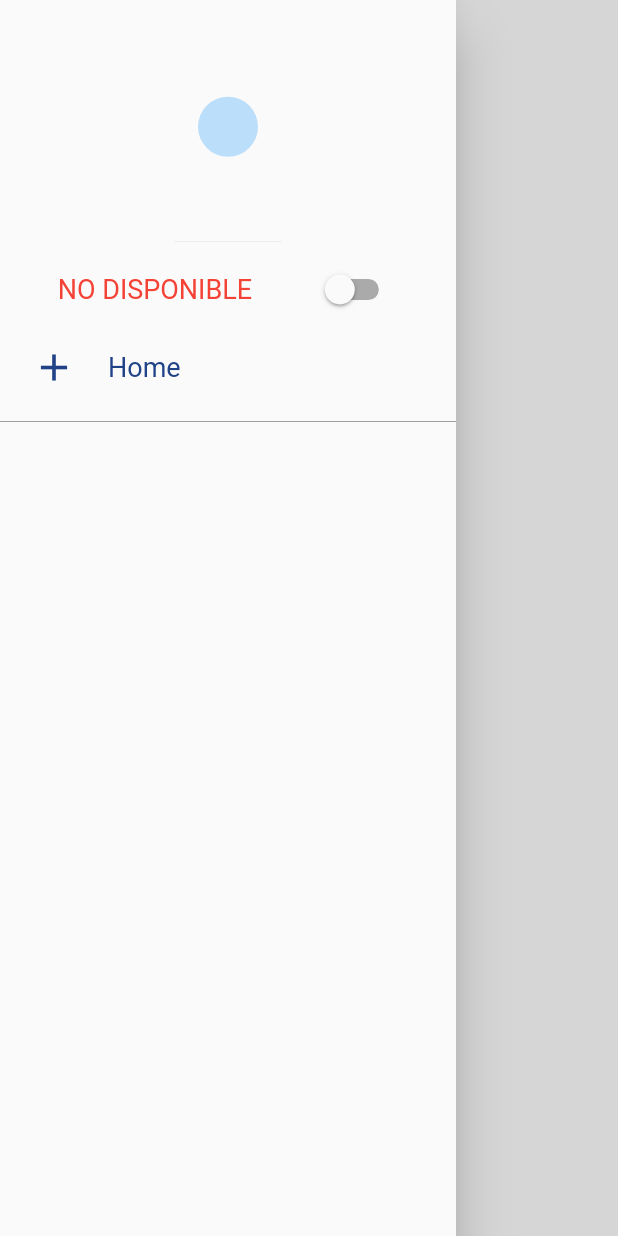
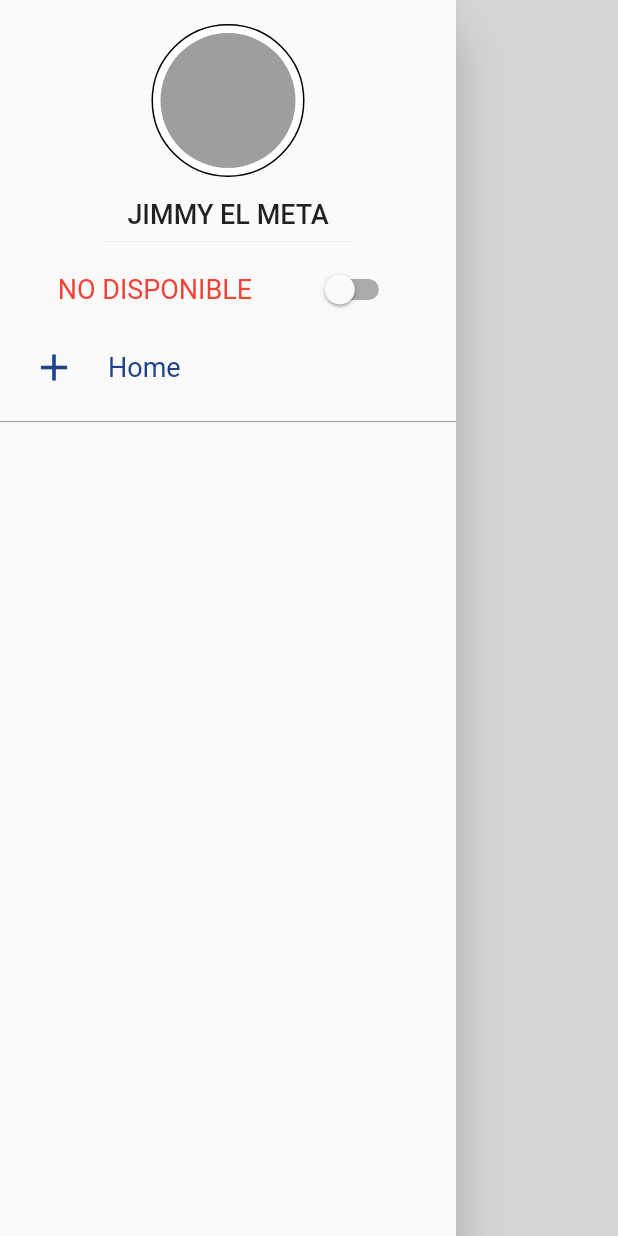
Before and after one commit to AndresitoStar/dtaxi_driver_flutter, a Flutter app: the AppDrawer widget shown alone on an empty page, opened directly, on a phone screen of 412 x 824 dp. Run offline on Flutter 3.47's test engine with Material 2 defaults, Android fonts, the phone set to English and light mode, and no system bars.

Commit message:
Avatar layout in drawer

```diff
--- a/lib/src/common/app_drawer.dart
+++ b/lib/src/common/app_drawer.dart
@@ -14,7 +14,26 @@ class _AppDrawerState extends State<AppDrawer> {
       child: Column(
         children: <Widget>[
           DrawerHeader(
-            child: CircleAvatar(),
+            child: Column(
+              mainAxisAlignment: MainAxisAlignment.spaceBetween,
+              children: <Widget>[
+                Container(
+                  padding: EdgeInsets.all(5),
+                  decoration: BoxDecoration(
+                      shape: BoxShape.circle,
+                      color: Colors.white,
+                      border: Border.all()),
+                  child: CircleAvatar(
+                    radius: 45,
+                    backgroundColor: Colors.grey,
+                  ),
+                ),
+                Text(
+                  "JIMMY EL META",
+                  style: TextStyle(fontSize: 18),
+                ),
+              ],
+            ),
           ),
           Expanded(
             child: ListView(
```
